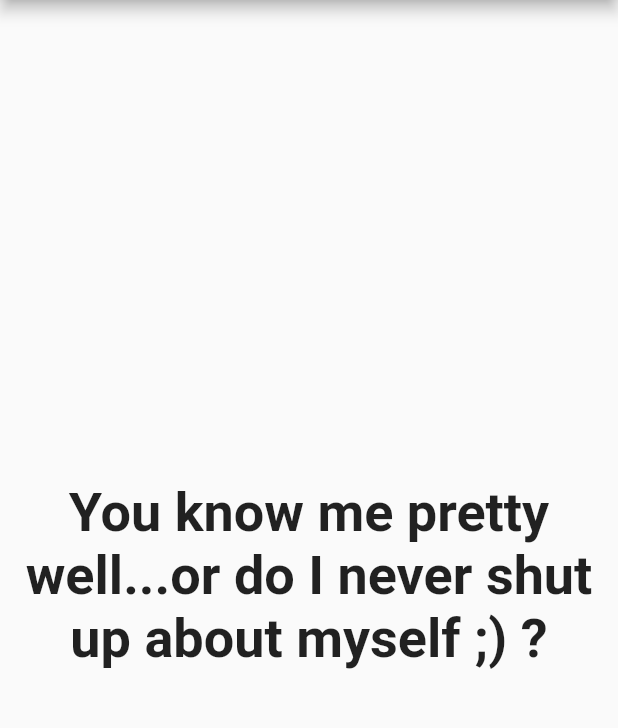
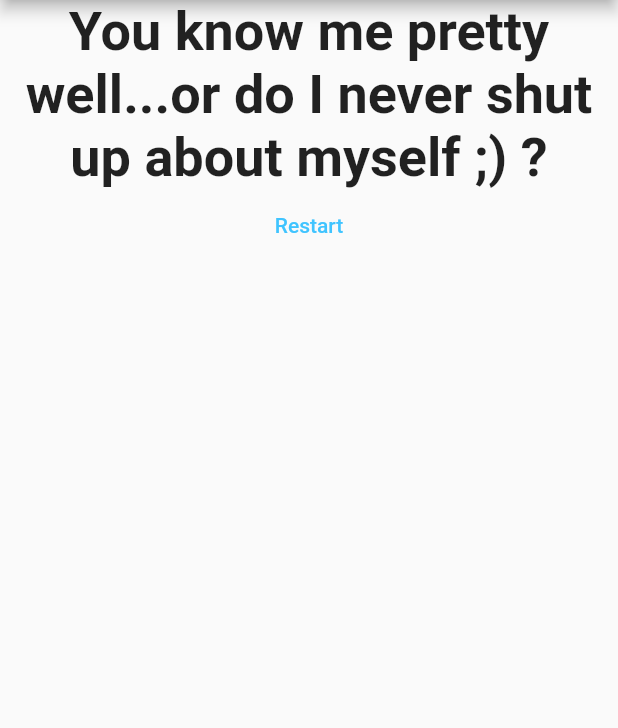
Before and after one commit to melisilva/My_First_Flutter_App, a Flutter app: the screen it shows after launch, after a tap on "Purple", after a tap on "Dog", after a tap on "Jessica Cruz", on a phone screen of 412 x 824 dp, the part 84-812 px from its top. Run offline on Flutter 3.47's test engine with Material 2 defaults, Android fonts, the phone set to English and light mode, and no system bars.

Commit message:
Final form

```diff
--- a/lib/main.dart
+++ b/lib/main.dart
@@ -36,7 +36,7 @@ class MyApp extends StatefulWidget {
 class _MyAppState extends State<MyApp>{ //Can be persistent
    final _questions= const[
     {
-      'questionText':'What\s my favorite color?',
+      'questionText':"What's my favorite color?",
       'answers':[
         {'text':'Purple', 'score':10},
         {'text':'Green','score':0},
@@ -44,7 +44,7 @@ class _MyAppState extends State<MyApp>{ //Can be persistent
       ]
     },
     {
-      'questionText': 'What\s my favorite animal?',
+      'questionText': "What's my favorite animal?",
       'answers':[
         {'text':'Platypus','score':5},
         {'text':'Dog','score':10},
@@ -52,7 +52,7 @@ class _MyAppState extends State<MyApp>{ //Can be persistent
       ]
     },
     {
-      'questionText': 'What\s my favorite Green Lantern?',
+      'questionText': "What's my favorite Green Lantern?",
       'answers':[
         {'text':'Jessica Cruz','score':10},
         {'text':'Guy Gardner','score':0},
@@ -63,6 +63,13 @@ class _MyAppState extends State<MyApp>{ //Can be persistent
   ];
   var _questionIndex=0;
   var _totalScore=0;
+
+  void _resetQuiz() {
+    setState(() {
+      _questionIndex = 0;
+      _totalScore = 0;
+    });
+  }
 
   void _answerQuestion(int score){
     _totalScore+=score;
@@ -97,7 +104,7 @@ class _MyAppState extends State<MyApp>{ //Can be persistent
               answerQuestion: _answerQuestion,
               questionIndex: _questionIndex,
               questions: _questions)
-        : Result(_totalScore),));
+        : Result(_totalScore,_resetQuiz)));
       //else do this
 
   }
--- a/lib/result.dart
+++ b/lib/result.dart
@@ -2,34 +2,47 @@ import 'package:flutter/material.dart';
 
 class Result extends StatelessWidget{
   final int resultScore;
+  final  VoidCallback restart;
 
-  Result(this.resultScore);
+  Result(this.resultScore,this.restart);
 
   String get resultPhrase{ //getters don't need paranthesis
     var resultText='You did it :)';
     if(resultScore<15){
-      resultText='You don\t know me at all :(';
+      resultText="You don't know me at all :(";
     }
     if(resultScore<25 && resultScore>=15){
-      resultText='You do know me :)';
+      resultText="You do know me :)";
     }
     if(resultScore>=25){
-      resultText='You know me pretty well...or do I never shut up about myself ;) ?';
+      resultText="You know me pretty well...or do I never shut up about myself ;) ?";
     }
     return resultText;
   }
   @override
   Widget build(BuildContext context){
     return Center(
-      child: Text(resultPhrase,
+      child: Column(
+        children: <Widget>[
+        Text(
+          resultPhrase,
         style: TextStyle(
           fontSize: 36,
           fontWeight:FontWeight.bold,
-      )
-      ,textAlign: TextAlign.center,
+        )
+        ,textAlign: TextAlign.center,
       ),
+          TextButton(
+              onPressed: restart,
+              child: Text('Restart'),
+              style:TextButton.styleFrom(
+                primary: Colors.lightBlueAccent
+              ),)
 
-    );
+  ])
+
+      );
+
 
 
   }
```
